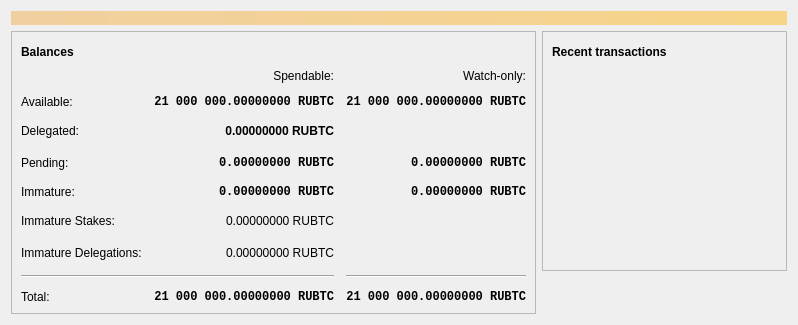
nationalbitcoin/chinesebitcoin, file src/qt/forms/overviewpage.ui: the form before one commit.
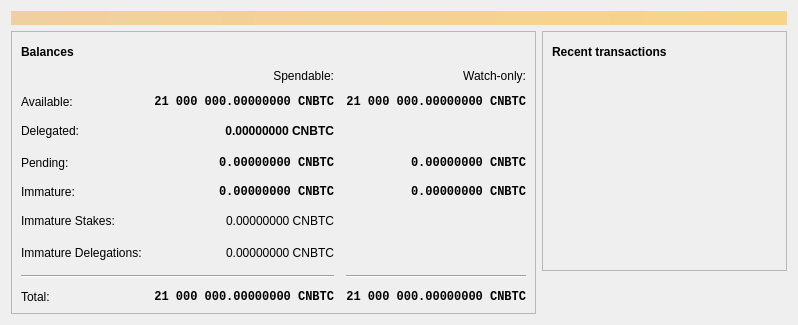
The form after the commit. Icons and pictures are not drawn.

Diff of the .ui file:
```diff
--- a/src/qt/forms/overviewpage.ui
+++ b/src/qt/forms/overviewpage.ui
@@ -130,7 +130,7 @@
                <string>Unconfirmed transactions to watch-only addresses</string>
               </property>
               <property name="text">
-               <string notr="true">0.00000000 RUBTC</string>
+               <string notr="true">0.00000000 CNBTC</string>
               </property>
               <property name="alignment">
                <set>Qt::AlignRight|Qt::AlignTrailing|Qt::AlignVCenter</set>
@@ -156,7 +156,7 @@
                <string>Total of transactions that have yet to be confirmed, and do not yet count toward the spendable balance</string>
               </property>
               <property name="text">
-               <string notr="true">0.00000000 RUBTC</string>
+               <string notr="true">0.00000000 CNBTC</string>
               </property>
               <property name="alignment">
                <set>Qt::AlignRight|Qt::AlignTrailing|Qt::AlignVCenter</set>
@@ -182,7 +182,7 @@
                <string>Mined balance in watch-only addresses that has not yet matured</string>
               </property>
               <property name="text">
-               <string notr="true">0.00000000 RUBTC</string>
+               <string notr="true">0.00000000 CNBTC</string>
               </property>
               <property name="alignment">
                <set>Qt::AlignRight|Qt::AlignTrailing|Qt::AlignVCenter</set>
@@ -241,7 +241,7 @@
                <string>Mined balance that has not yet matured</string>
               </property>
               <property name="text">
-               <string notr="true">0.00000000 RUBTC</string>
+               <string notr="true">0.00000000 CNBTC</string>
               </property>
               <property name="alignment">
                <set>Qt::AlignRight|Qt::AlignTrailing|Qt::AlignVCenter</set>
@@ -285,7 +285,7 @@
                <string>Stake</string>
               </property>
               <property name="text">
-               <string notr="true">0.00000000 RUBTC</string>
+               <string notr="true">0.00000000 CNBTC</string>
               </property>
               <property name="alignment">
                <set>Qt::AlignRight|Qt::AlignTrailing|Qt::AlignVCenter</set>
@@ -329,7 +329,7 @@
                <string>Immature Delegations</string>
               </property>
               <property name="text">
-               <string notr="true">0.00000000 RUBTC</string>
+               <string notr="true">0.00000000 CNBTC</string>
               </property>
               <property name="alignment">
                <set>Qt::AlignRight|Qt::AlignTrailing|Qt::AlignVCenter</set>
@@ -374,7 +374,7 @@
                <string>Delegated</string>
               </property>
               <property name="text">
-               <string notr="true">0.00000000 RUBTC</string>
+               <string notr="true">0.00000000 CNBTC</string>
               </property>
               <property name="alignment">
                <set>Qt::AlignRight|Qt::AlignTrailing|Qt::AlignVCenter</set>
@@ -420,7 +420,7 @@
                <string>Your current total balance</string>
               </property>
               <property name="text">
-               <string notr="true">21 000 000.00000000 RUBTC</string>
+               <string notr="true">21 000 000.00000000 CNBTC</string>
               </property>
               <property name="alignment">
                <set>Qt::AlignRight|Qt::AlignTrailing|Qt::AlignVCenter</set>
@@ -446,7 +446,7 @@
                <string>Current total balance in watch-only addresses</string>
               </property>
               <property name="text">
-               <string notr="true">21 000 000.00000000 RUBTC</string>
+               <string notr="true">21 000 000.00000000 CNBTC</string>
               </property>
               <property name="alignment">
                <set>Qt::AlignRight|Qt::AlignTrailing|Qt::AlignVCenter</set>
@@ -489,7 +489,7 @@
                <string>Your current spendable balance</string>
               </property>
               <property name="text">
-               <string notr="true">21 000 000.00000000 RUBTC</string>
+               <string notr="true">21 000 000.00000000 CNBTC</string>
               </property>
               <property name="alignment">
                <set>Qt::AlignRight|Qt::AlignTrailing|Qt::AlignVCenter</set>
@@ -515,7 +515,7 @@
                <string>Your current balance in watch-only addresses</string>
               </property>
               <property name="text">
-               <string notr="true">21 000 000.00000000 RUBTC</string>
+               <string notr="true">21 000 000.00000000 CNBTC</string>
               </property>
               <property name="alignment">
                <set>Qt::AlignRight|Qt::AlignTrailing|Qt::AlignVCenter</set>
```
